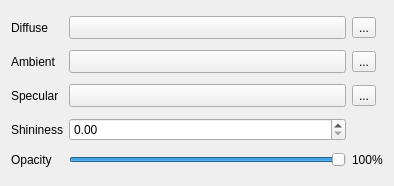
Old version of the form src/ui/3d/phongmaterialwidget.ui in the repository qgis/QGIS.
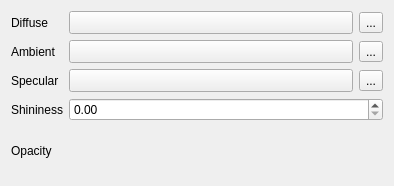
New version of the form. Custom widgets are drawn as their Qt base class.

```diff
--- a/src/ui/3d/phongmaterialwidget.ui
+++ b/src/ui/3d/phongmaterialwidget.ui
@@ -63,13 +63,6 @@
      </property>
     </widget>
    </item>
-   <item row="3" column="1">
-    <widget class="QgsDoubleSpinBox" name="spinShininess">
-     <property name="maximum">
-      <double>1000.000000000000000</double>
-     </property>
-    </widget>
-   </item>
    <item row="0" column="2">
     <widget class="QgsPropertyOverrideButton" name="mDiffuseDataDefinedButton">
      <property name="text">
@@ -130,19 +123,6 @@
      </property>
     </widget>
    </item>
-   <item row="4" column="1">
-    <widget class="QSlider" name="mOpacitySlider">
-     <property name="maximum">
-      <number>100</number>
-     </property>
-     <property name="value">
-      <number>100</number>
-     </property>
-     <property name="orientation">
-      <enum>Qt::Horizontal</enum>
-     </property>
-    </widget>
-   </item>
    <item row="4" column="0">
     <widget class="QLabel" name="lblOpacity">
      <property name="text">
@@ -150,10 +130,13 @@
      </property>
     </widget>
    </item>
-   <item row="4" column="2">
-    <widget class="QLabel" name="mOpacityPercentageLabel">
-     <property name="text">
-      <string>100%</string>
+   <item row="4" column="1" colspan="2">
+    <widget class="QgsOpacityWidget" name="mOpacityWidget" native="true"/>
+   </item>
+   <item row="3" column="1" colspan="2">
+    <widget class="QgsDoubleSpinBox" name="spinShininess">
+     <property name="maximum">
+      <double>1000.000000000000000</double>
      </property>
     </widget>
    </item>
@@ -176,6 +159,12 @@
    <header>qgscolorbutton.h</header>
    <container>1</container>
   </customwidget>
+  <customwidget>
+   <class>QgsOpacityWidget</class>
+   <extends>QWidget</extends>
+   <header>qgsopacitywidget.h</header>
+   <container>1</container>
+  </customwidget>
  </customwidgets>
  <tabstops>
   <tabstop>btnDiffuse</tabstop>
```
